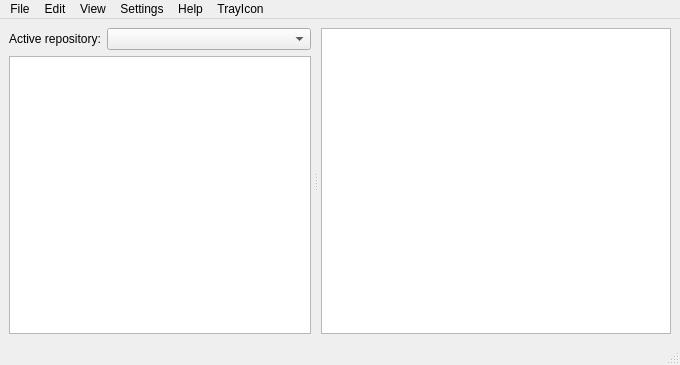
First picture: the form in qboprox/main.ui, repository alexbarcelo/boprox, before the edit.
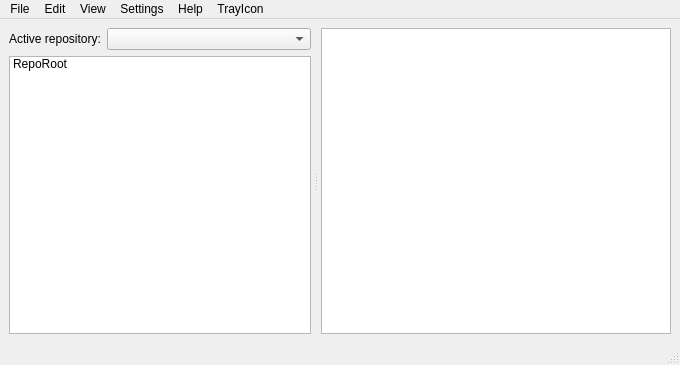
Second picture: the form after the edit. Icons and pictures are not drawn.

Commit message: Updating UIs and adding code logic

```diff
--- a/qboprox/main.ui
+++ b/qboprox/main.ui
@@ -49,13 +49,39 @@
          </widget>
         </item>
         <item row="1" column="0" colspan="2">
-         <widget class="QTreeView" name="fileTree">
+         <widget class="QTreeWidget" name="fileTree">
           <property name="minimumSize">
            <size>
             <width>300</width>
             <height>0</height>
            </size>
           </property>
+          <property name="editTriggers">
+           <set>QAbstractItemView::NoEditTriggers</set>
+          </property>
+          <property name="selectionMode">
+           <enum>QAbstractItemView::ExtendedSelection</enum>
+          </property>
+          <property name="rootIsDecorated">
+           <bool>false</bool>
+          </property>
+          <attribute name="headerVisible">
+           <bool>false</bool>
+          </attribute>
+          <column>
+           <property name="text">
+            <string>1</string>
+           </property>
+          </column>
+          <item>
+           <property name="text">
+            <string>RepoRoot</string>
+           </property>
+           <property name="icon">
+            <iconset resource="resources.qrc">
+             <normaloff>:/icons/repoicon.svg</normaloff>:/icons/repoicon.svg</iconset>
+           </property>
+          </item>
          </widget>
         </item>
        </layout>
```
The commit also changes 7 other files.
